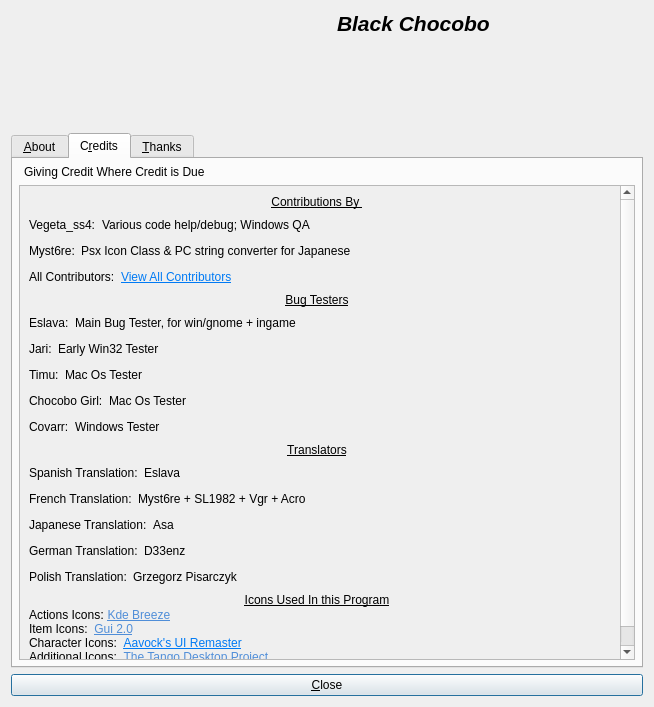
First picture: the form in src/dialogs/about.ui, repository sithlord48/blackchocobo, before the edit.
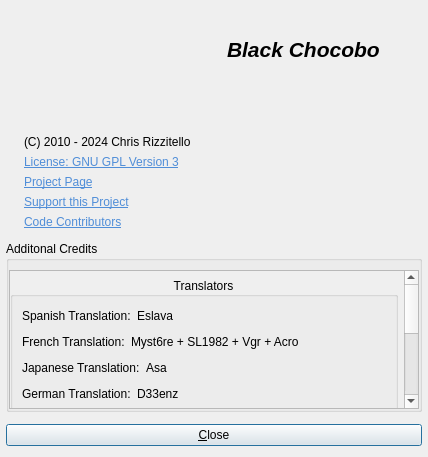
Second picture: the form after the edit. The open tabs and pages were chosen to show the change. Icons and pictures are not drawn.

Commit message: Simplify the about dialog

What changed in the file:
```diff
--- a/src/dialogs/about.ui
+++ b/src/dialogs/about.ui
@@ -9,8 +9,8 @@
    <rect>
     <x>0</x>
     <y>0</y>
-    <width>654</width>
-    <height>707</height>
+    <width>428</width>
+    <height>457</height>
    </rect>
   </property>
   <property name="windowTitle">
@@ -23,7 +23,19 @@
   <property name="modal">
    <bool>true</bool>
   </property>
-  <layout class="QVBoxLayout" name="verticalLayout">
+  <layout class="QVBoxLayout" name="verticalLayout_10">
+   <property name="spacing">
+    <number>12</number>
+   </property>
+   <property name="leftMargin">
+    <number>6</number>
+   </property>
+   <property name="topMargin">
+    <number>12</number>
+   </property>
+   <property name="rightMargin">
+    <number>6</number>
+   </property>
    <item>
     <layout class="QHBoxLayout" name="_2">
      <item>
@@ -54,6 +66,22 @@
        <property name="spacing">
         <number>0</number>
        </property>
+       <item>
+        <spacer name="verticalSpacer_2">
+         <property name="orientation">
+          <enum>Qt::Orientation::Vertical</enum>
+         </property>
+         <property name="sizeType">
+          <enum>QSizePolicy::Policy::Fixed</enum>
+         </property>
+         <property name="sizeHint" stdset="0">
+          <size>
+           <width>20</width>
+           <height>25</height>
+          </size>
+         </property>
+        </spacer>
+       </item>
        <item>
         <widget class="QLabel" name="lbl_name">
          <property name="font">
@@ -124,7 +152,7 @@
          <property name="sizeHint" stdset="0">
           <size>
            <width>20</width>
-           <height>40</height>
+           <height>10</height>
           </size>
          </property>
         </spacer>
@@ -134,31 +162,14 @@
     </layout>
    </item>
    <item>
-    <widget class="QTabWidget" name="tabWidget">
-     <property name="currentIndex">
+    <widget class="QWidget" name="widget1" native="true">
+     <layout class="QVBoxLayout" name="verticalLayout_3">
+      <property name="topMargin">
       <number>0</number>
      </property>
-     <widget class="QWidget" name="tab_about">
-      <property name="sizePolicy">
-       <sizepolicy hsizetype="Expanding" vsizetype="Preferred">
-        <horstretch>0</horstretch>
-        <verstretch>0</verstretch>
-       </sizepolicy>
+      <property name="bottomMargin">
+       <number>0</number>
       </property>
-      <attribute name="title">
-       <string>&amp;About</string>
-      </attribute>
-      <layout class="QVBoxLayout" name="_6">
-       <item>
-        <widget class="QLabel" name="ff7editor">
-         <property name="text">
-          <string>The Final Fantasy VII Save Game Editor</string>
-         </property>
-         <property name="indent">
-          <number>3</number>
-         </property>
-        </widget>
-       </item>
        <item>
         <widget class="QLabel" name="copyleft">
          <property name="text">
@@ -221,99 +232,52 @@
         </widget>
        </item>
        <item>
-        <widget class="QLabel" name="lbl_features">
-         <property name="font">
-          <font>
-           <underline>true</underline>
-          </font>
-         </property>
+       <widget class="QLabel" name="link_gpl_2">
          <property name="text">
-          <string>Newest Features</string>
-         </property>
-         <property name="alignment">
-          <set>Qt::AlignCenter</set>
-         </property>
-        </widget>
-       </item>
-       <item>
-        <widget class="QListWidget" name="list_newest">
-         <property name="editTriggers">
-          <set>QAbstractItemView::NoEditTriggers</set>
-         </property>
-         <property name="showDropIndicator" stdset="0">
-          <bool>false</bool>
-         </property>
-         <property name="alternatingRowColors">
-          <bool>false</bool>
-         </property>
-         <property name="selectionMode">
-          <enum>QAbstractItemView::NoSelection</enum>
-         </property>
-         <property name="viewMode">
-          <enum>QListView::ListMode</enum>
-         </property>
-         <item>
-          <property name="text">
-           <string>Removal of Scale Selection</string>
-          </property>
-         </item>
-         <item>
-          <property name="text">
-           <string>Hi-Res Icons</string>
-          </property>
-         </item>
-         <item>
-          <property name="text">
-           <string>Default to PC type, when saving unknown type</string>
-          </property>
-         </item>
-         <item>
-          <property name="text">
-           <string>Allow for an item cap 99 always</string>
-          </property>
-         </item>
-         <item>
-          <property name="text">
-           <string>Prepend drive to file dialog sidebars</string>
-          </property>
-         </item>
+         <string>&lt;!DOCTYPE HTML PUBLIC &quot;-//W3C//DTD HTML 4.0//EN&quot; &quot;http://www.w3.org/TR/REC-html40/strict.dtd&quot;&gt;
+&lt;html&gt;&lt;head&gt;&lt;meta name=&quot;qrichtext&quot; content=&quot;1&quot; /&gt;&lt;style type=&quot;text/css&quot;&gt;
+p, li { white-space: pre-wrap; }
+&lt;/style&gt;&lt;/head&gt;&lt;body style=&quot; font-family:'Ubuntu'; font-size:9pt; font-weight:400; font-style:normal;&quot;&gt;
+&lt;p style=&quot; margin-top:0px; margin-bottom:0px; margin-left:0px; margin-right:0px; -qt-block-indent:0; text-indent:0px;&quot;&gt;&lt;a href=&quot;https://github.com/sithlord48/blackchocobo/graphs/contributors&quot;&gt;&lt;span style=&quot; text-decoration: underline; color:#508ed8;&quot;&gt;Code Contributors&lt;/span&gt;&lt;/a&gt;&lt;/p&gt;&lt;/body&gt;&lt;/html&gt;</string>
+        </property>
+        <property name="indent">
+         <number>9</number>
+        </property>
+        <property name="openExternalLinks">
+         <bool>true</bool>
+        </property>
         </widget>
        </item>
       </layout>
      </widget>
-     <widget class="QWidget" name="tab_programers">
-      <attribute name="title">
-       <string>C&amp;redits</string>
-      </attribute>
-      <layout class="QVBoxLayout" name="_7">
-       <property name="leftMargin">
-        <number>6</number>
-       </property>
-       <property name="topMargin">
-        <number>6</number>
-       </property>
-       <property name="rightMargin">
-        <number>6</number>
-       </property>
-       <property name="bottomMargin">
-        <number>6</number>
-       </property>
+   </item>
        <item>
-        <widget class="QLabel" name="label_5">
+    <widget class="QGroupBox" name="groupBox_17">
          <property name="sizePolicy">
-          <sizepolicy hsizetype="Maximum" vsizetype="Fixed">
+      <sizepolicy hsizetype="Preferred" vsizetype="Expanding">
            <horstretch>0</horstretch>
            <verstretch>0</verstretch>
           </sizepolicy>
          </property>
-         <property name="text">
-          <string>Giving Credit Where Credit is Due</string>
-         </property>
-         <property name="indent">
-          <number>5</number>
-         </property>
-        </widget>
-       </item>
+     <property name="title">
+      <string>Additonal Credits</string>
+     </property>
+     <property name="flat">
+      <bool>false</bool>
+     </property>
+     <layout class="QVBoxLayout" name="verticalLayout_8" stretch="0">
+      <property name="spacing">
+       <number>6</number>
+      </property>
+      <property name="leftMargin">
+       <number>0</number>
+      </property>
+      <property name="rightMargin">
+       <number>0</number>
+      </property>
+      <property name="bottomMargin">
+       <number>0</number>
+      </property>
        <item>
         <widget class="QScrollArea" name="scrollArea">
          <property name="sizePolicy">
@@ -341,9 +305,9 @@
           <property name="geometry">
            <rect>
             <x>0</x>
-            <y>0</y>
-            <width>583</width>
-            <height>814</height>
+           <y>-121</y>
+           <width>398</width>
+           <height>282</height>
            </rect>
           </property>
           <property name="sizePolicy">
@@ -352,329 +316,46 @@
             <verstretch>0</verstretch>
            </sizepolicy>
           </property>
-          <layout class="QVBoxLayout" name="verticalLayout_2">
+         <layout class="QVBoxLayout" name="verticalLayout_7">
+          <property name="leftMargin">
+           <number>0</number>
+          </property>
+          <property name="topMargin">
+           <number>6</number>
+          </property>
            <property name="rightMargin">
-            <number>15</number>
+           <number>6</number>
+          </property>
+          <item>
+           <widget class="QWidget" name="widget" native="true">
+            <layout class="QVBoxLayout" name="verticalLayout_4">
+             <property name="spacing">
+              <number>0</number>
+             </property>
+             <property name="leftMargin">
+              <number>0</number>
+             </property>
+             <property name="topMargin">
+              <number>0</number>
+             </property>
+             <property name="rightMargin">
+              <number>0</number>
            </property>
            <property name="bottomMargin">
-            <number>15</number>
+              <number>0</number>
            </property>
            <item>
-            <layout class="QVBoxLayout" name="_20">
-             <item>
-              <widget class="QLabel" name="lbl_programmers">
-               <property name="font">
-                <font>
-                 <underline>true</underline>
-                </font>
-               </property>
-               <property name="text">
-                <string>Contributions By </string>
-               </property>
-               <property name="alignment">
-                <set>Qt::AlignCenter</set>
-               </property>
-              </widget>
-             </item>
-             <item>
-              <layout class="QHBoxLayout" name="_21">
-               <item>
-                <widget class="QLabel" name="label_4">
-                 <property name="text">
-                  <string notr="true">Vegeta_ss4:</string>
-                 </property>
-                </widget>
-               </item>
-               <item>
-                <widget class="QLabel" name="label_3">
-                 <property name="text">
-                  <string>Various code help/debug; Windows QA</string>
-                 </property>
-                </widget>
-               </item>
-               <item>
-                <spacer name="spacer_14">
-                 <property name="orientation">
-                  <enum>Qt::Horizontal</enum>
-                 </property>
-                 <property name="sizeHint" stdset="0">
-                  <size>
-                   <width>40</width>
-                   <height>20</height>
-                  </size>
-                 </property>
-                </spacer>
-               </item>
-              </layout>
-             </item>
-             <item>
-              <layout class="QHBoxLayout" name="_34">
-               <item>
-                <widget class="QLabel" name="label_44">
-                 <property name="text">
-                  <string notr="true">Myst6re:</string>
-                 </property>
-                </widget>
-               </item>
-               <item>
-                <widget class="QLabel" name="label_45">
-                 <property name="text">
-                  <string>Psx Icon Class &amp; PC string converter for Japanese</string>
-                 </property>
-                </widget>
-               </item>
-               <item>
-                <spacer name="spacer_18">
-                 <property name="orientation">
-                  <enum>Qt::Horizontal</enum>
-                 </property>
-                 <property name="sizeHint" stdset="0">
-                  <size>
-                   <width>40</width>
-                   <height>20</height>
-                  </size>
-                 </property>
-                </spacer>
-               </item>
-              </layout>
-             </item>
-             <item>
-              <layout class="QHBoxLayout" name="_23">
-               <item>
-                <widget class="QLabel" name="label_36">
-                 <property name="text">
-                  <string notr="true">All Contributors:</string>
-                 </property>
-                </widget>
-               </item>
-               <item>
-                <widget class="QLabel" name="label_37">
-                 <property name="text">
-                  <string>&lt;html&gt;&lt;head/&gt;&lt;body&gt;&lt;p&gt;&lt;a href=&quot;https://github.com/sithlord48/blackchocobo/graphs/contributors&quot;&gt;&lt;span style=&quot; text-decoration: underline; color:#007af4;&quot;&gt;View All Contributors&lt;/span&gt;&lt;/a&gt;&lt;/p&gt;&lt;/body&gt;&lt;/html&gt;</string>
-                 </property>
-                 <property name="openExternalLinks">
-                  <bool>true</bool>
-                 </property>
-                </widget>
-               </item>
-               <item>
-                <spacer name="spacer_16">
-                 <property name="orientation">
-                  <enum>Qt::Horizontal</enum>
-                 </property>
-                 <property name="sizeHint" stdset="0">
-                  <size>
-                   <width>40</width>
-                   <height>20</height>
-                  </size>
-                 </property>
-                </spacer>
-               </item>
-              </layout>
-             </item>
-            </layout>
-           </item>
-           <item>
-            <widget class="QLabel" name="label_6">
-             <property name="font">
-              <font>
-               <family>ubuntu</family>
-               <pointsize>9</pointsize>
-               <italic>false</italic>
-               <bold>false</bold>
-               <underline>true</underline>
-              </font>
-             </property>
-             <property name="text">
-              <string>Bug Testers</string>
-             </property>
-             <property name="alignment">
-              <set>Qt::AlignCenter</set>
-             </property>
-             <property name="Heading" stdset="0">
-              <bool>true</bool>
-             </property>
-            </widget>
-           </item>
-           <item>
-            <layout class="QHBoxLayout" name="_19">
-             <item>
-              <widget class="QLabel" name="label_9">
-               <property name="text">
-                <string notr="true">Eslava:</string>
-               </property>
-              </widget>
-             </item>
-             <item>
-              <widget class="QLabel" name="label_10">
-               <property name="text">
-                <string>Main Bug Tester, for win/gnome + ingame</string>
-               </property>
-              </widget>
-             </item>
-             <item>
-              <spacer name="spacer_13">
-               <property name="orientation">
-                <enum>Qt::Horizontal</enum>
-               </property>
-               <property name="sizeHint" stdset="0">
-                <size>
-                 <width>40</width>
-                 <height>20</height>
-                </size>
-               </property>
-              </spacer>
-             </item>
-            </layout>
-           </item>
-           <item>
-            <layout class="QHBoxLayout" name="_17">
-             <item>
-              <widget class="QLabel" name="label_7">
-               <property name="text">
-                <string notr="true">Jari:</string>
-               </property>
-              </widget>
-             </item>
-             <item>
-              <widget class="QLabel" name="label_8">
-               <property name="text">
-                <string>Early Win32 Tester</string>
-               </property>
-              </widget>
-             </item>
-             <item>
-              <spacer name="spacer_11">
-               <property name="orientation">
-                <enum>Qt::Horizontal</enum>
-               </property>
-               <property name="sizeHint" stdset="0">
-                <size>
-                 <width>40</width>
-                 <height>20</height>
-                </size>
-               </property>
-              </spacer>
-             </item>
-            </layout>
-           </item>
-           <item>
-            <layout class="QHBoxLayout" name="_16">
-             <item>
-              <widget class="QLabel" name="label_11">
-               <property name="text">
-                <string notr="true">Timu:</string>
-               </property>
-              </widget>
-             </item>
-             <item>
-              <widget class="QLabel" name="label_12">
-               <property name="text">
-                <string>Mac Os Tester</string>
-               </property>
-              </widget>
-             </item>
-             <item>
-              <spacer name="spacer_10">
-               <property name="orientation">
-                <enum>Qt::Horizontal</enum>
-               </property>
-               <property name="sizeHint" stdset="0">
-                <size>
-                 <width>40</width>
-                 <height>20</height>
-                </size>
-               </property>
-              </spacer>
-             </item>
-            </layout>
-           </item>
-           <item>
-            <layout class="QHBoxLayout" name="_15">
-             <item>
-              <widget class="QLabel" name="label_14">
-               <property name="text">
-                <string notr="true">Chocobo Girl:</string>
-               </property>
-              </widget>
-             </item>
-             <item>
-              <widget class="QLabel" name="label_13">
-               <property name="text">
-                <string>Mac Os Tester</string>
-               </property>
-              </widget>
-             </item>
-             <item>
-              <spacer name="spacer_9">
-               <property name="orientation">
-                <enum>Qt::Horizontal</enum>
-               </property>
-               <property name="sizeHint" stdset="0">
-                <size>
-                 <width>40</width>
-                 <height>20</height>
-                </size>
-               </property>
-              </spacer>
-             </item>
-            </layout>
-           </item>
-           <item>
-            <layout class="QHBoxLayout" name="_18">
-             <item>
-              <widget class="QLabel" name="label_15">
-               <property name="text">
-                <string notr="true">Covarr:</string>
-               </property>
-              </widget>
-             </item>
-             <item>
-              <widget class="QLabel" name="label_16">
-               <property name="text">
-                <string>Windows Tester</string>
-               </property>
-              </widget>
-             </item>
-             <item>
-              <spacer name="spacer_12">
-               <property name="orientation">
-                <enum>Qt::Horizontal</enum>
-               </property>
-               <property name="sizeHint" stdset="0">
-                <size>
-                 <width>40</width>
-                 <height>20</height>
-                </size>
-               </property>
-              </spacer>
-             </item>
-            </layout>
-           </item>
-           <item>
-            <layout class="QVBoxLayout" name="_9">
-             <item>
-              <widget class="QLabel" name="label_17">
-               <property name="font">
-                <font>
-                 <family>ubuntu</family>
-                 <pointsize>9</pointsize>
-                 <italic>false</italic>
-                 <bold>false</bold>
-                 <underline>true</underline>
-                </font>
-               </property>
-               <property name="text">
+              <widget class="QGroupBox" name="groupBox_9">
+               <property name="title">
                 <string>Translators</string>
                </property>
                <property name="alignment">
-                <set>Qt::AlignCenter</set>
+                <set>Qt::AlignmentFlag::AlignCenter</set>
                </property>
-               <property name="Heading" stdset="0">
+               <property name="flat">
                 <bool>true</bool>
                </property>
-              </widget>
-             </item>
+               <layout class="QVBoxLayout" name="verticalLayout">
              <item>
               <layout class="QHBoxLayout" name="_11">
                <item>
@@ -831,42 +512,33 @@
               </layout>
              </item>
             </layout>
+              </widget>
            </item>
            <item>
-            <layout class="QVBoxLayout" name="_24">
-             <property name="spacing">
-              <number>0</number>
-             </property>
-             <item>
-              <widget class="QLabel" name="label_22">
-               <property name="font">
-                <font>
-                 <family>ubuntu</family>
-                 <pointsize>9</pointsize>
-                 <italic>false</italic>
-                 <bold>false</bold>
-                 <underline>true</underline>
-                </font>
-               </property>
-               <property name="text">
-                <string>Icons Used In this Program</string>
+              <widget class="QGroupBox" name="groupBox_10">
+               <property name="title">
+                <string>Icons used In this Program</string>
                </property>
                <property name="alignment">
-                <set>Qt::AlignCenter</set>
+                <set>Qt::AlignmentFlag::AlignCenter</set>
                </property>
                <property name="Heading" stdset="0">
                 <bool>true</bool>
                </property>
-              </widget>
-             </item>
+               <layout class="QVBoxLayout" name="verticalLayout_6">
              <item>
               <widget class="QLabel" name="label_26">
+                  <property name="font">
+                   <font>
+                    <pointsize>11</pointsize>
+                   </font>
+                  </property>
                <property name="text">
                 <string notr="true">&lt;!DOCTYPE HTML PUBLIC &quot;-//W3C//DTD HTML 4.0//EN&quot; &quot;http://www.w3.org/TR/REC-html40/strict.dtd&quot;&gt;
-&lt;html&gt;&lt;head&gt;&lt;meta name=&quot;qrichtext&quot; content=&quot;1&quot; /&gt;&lt;meta charset=&quot;utf-8&quot; /&gt;&lt;style type=&quot;text/css&quot;&gt;
+&lt;html&gt;&lt;head&gt;&lt;meta name=&quot;qrichtext&quot; content=&quot;1&quot; /&gt;&lt;style type=&quot;text/css&quot;&gt;
 p, li { white-space: pre-wrap; }
-&lt;/style&gt;&lt;/head&gt;&lt;body style=&quot; font-family:'Sans Serif'; font-size:9pt; font-weight:400; font-style:normal;&quot;&gt;
-&lt;p style=&quot; margin-top:0px; margin-bottom:0px; margin-left:0px; margin-right:0px; -qt-block-indent:0; text-indent:0px;&quot;&gt;&lt;span style=&quot; font-family:'Noto Sans';&quot;&gt;Actions Icons&lt;/span&gt;&lt;span style=&quot; font-family:'Noto Sans'; font-size:10pt;&quot;&gt;: &lt;/span&gt;&lt;a href=&quot;https://develop.kde.org/frameworks/breeze-icons/&quot;&gt;&lt;span style=&quot; font-family:'Ubuntu'; text-decoration: underline; color:#508ed8;&quot;&gt;Kde Breeze&lt;/span&gt;&lt;/a&gt;&lt;/p&gt;&lt;/body&gt;&lt;/html&gt;</string>
+&lt;/style&gt;&lt;/head&gt;&lt;body style=&quot; font-family:'Noto Sans'; font-size:11pt; font-weight:400; font-style:normal;&quot;&gt;
+&lt;p style=&quot; margin-top:0px; margin-bottom:0px; margin-left:0px; margin-right:0px; -qt-block-indent:0; text-indent:0px;&quot;&gt;Actions Icons: &lt;a href=&quot;https://develop.kde.org/frameworks/breeze-icons/&quot;&gt;&lt;span style=&quot; font-family:'Ubuntu'; text-decoration: underline; color:#508ed8;&quot;&gt;Kde Breeze&lt;/span&gt;&lt;/a&gt;&lt;/p&gt;&lt;/body&gt;&lt;/html&gt;</string>
                </property>
                <property name="openExternalLinks">
                 <bool>true</bool>
@@ -877,10 +549,10 @@
               <widget class="QLabel" name="label_25">
                <property name="text">
                 <string notr="true">&lt;!DOCTYPE HTML PUBLIC &quot;-//W3C//DTD HTML 4.0//EN&quot; &quot;http://www.w3.org/TR/REC-html40/strict.dtd&quot;&gt;
-&lt;html&gt;&lt;head&gt;&lt;meta name=&quot;qrichtext&quot; content=&quot;1&quot; /&gt;&lt;meta charset=&quot;utf-8&quot; /&gt;&lt;style type=&quot;text/css&quot;&gt;
+&lt;html&gt;&lt;head&gt;&lt;meta name=&quot;qrichtext&quot; content=&quot;1&quot; /&gt;&lt;style type=&quot;text/css&quot;&gt;
 p, li { white-space: pre-wrap; }
-&lt;/style&gt;&lt;/head&gt;&lt;body style=&quot; font-family:'Sans Serif'; font-size:9pt; font-weight:400; font-style:normal;&quot;&gt;
-&lt;p style=&quot; margin-top:0px; margin-bottom:0px; margin-left:0px; margin-right:0px; -qt-block-indent:0; text-indent:0px;&quot;&gt;Item Icons:  &lt;a href=&quot;http://forums.qhimm.com/index.php?topic=10924.0&quot;&gt;&lt;span style=&quot; font-family:'Ubuntu'; text-decoration: underline; color:#508ed8;&quot;&gt;Gui 2.0&lt;/span&gt;&lt;/a&gt;&lt;/p&gt;&lt;/body&gt;&lt;/html&gt;</string>
+&lt;/style&gt;&lt;/head&gt;&lt;body style=&quot; font-family:'Noto Sans'; font-size:11pt; font-weight:400; font-style:normal;&quot;&gt;
+&lt;p style=&quot; margin-top:0px; margin-bottom:0px; margin-left:0px; margin-right:0px; -qt-block-indent:0; text-indent:0px;&quot;&gt;&lt;span style=&quot; font-family:'Sans Serif';&quot;&gt;Item Icons:  &lt;/span&gt;&lt;a href=&quot;http://forums.qhimm.com/index.php?topic=10924.0&quot;&gt;&lt;span style=&quot; font-family:'Ubuntu'; text-decoration: underline; color:#508ed8;&quot;&gt;Gui 2.0&lt;/span&gt;&lt;/a&gt;&lt;/p&gt;&lt;/body&gt;&lt;/html&gt;</string>
                </property>
                <property name="openExternalLinks">
                 <bool>true</bool>
@@ -891,10 +563,10 @@
               <widget class="QLabel" name="label_23">
                <property name="text">
                 <string notr="true">&lt;!DOCTYPE HTML PUBLIC &quot;-//W3C//DTD HTML 4.0//EN&quot; &quot;http://www.w3.org/TR/REC-html40/strict.dtd&quot;&gt;
-&lt;html&gt;&lt;head&gt;&lt;meta name=&quot;qrichtext&quot; content=&quot;1&quot; /&gt;&lt;meta charset=&quot;utf-8&quot; /&gt;&lt;style type=&quot;text/css&quot;&gt;
+&lt;html&gt;&lt;head&gt;&lt;meta name=&quot;qrichtext&quot; content=&quot;1&quot; /&gt;&lt;style type=&quot;text/css&quot;&gt;
 p, li { white-space: pre-wrap; }
-&lt;/style&gt;&lt;/head&gt;&lt;body style=&quot; font-family:'Sans Serif'; font-size:9pt; font-weight:400; font-style:normal;&quot;&gt;
-&lt;p style=&quot; margin-top:0px; margin-bottom:0px; margin-left:0px; margin-right:0px; -qt-block-indent:0; text-indent:0px;&quot;&gt;Character Icons:  &lt;a href=&quot;https://forums.qhimm.com/index.php?topic=20331.0&quot;&gt;&lt;span style=&quot; text-decoration: underline; color:#007af4;&quot;&gt;Aavock's UI Remaster&lt;/span&gt;&lt;/a&gt;&lt;/p&gt;&lt;/body&gt;&lt;/html&gt;</string>
+&lt;/style&gt;&lt;/head&gt;&lt;body style=&quot; font-family:'Noto Sans'; font-size:11pt; font-weight:400; font-style:normal;&quot;&gt;
+&lt;p style=&quot; margin-top:0px; margin-bottom:0px; margin-left:0px; margin-right:0px; -qt-block-indent:0; text-indent:0px;&quot;&gt;&lt;span style=&quot; font-family:'Sans Serif';&quot;&gt;Character Icons:  &lt;/span&gt;&lt;a href=&quot;https://forums.qhimm.com/index.php?topic=20331.0&quot;&gt;&lt;span style=&quot; font-family:'Sans Serif'; text-decoration: underline; color:#508ed8;&quot;&gt;Aavock's UI Remaster&lt;/span&gt;&lt;/a&gt;&lt;/p&gt;&lt;/body&gt;&lt;/html&gt;</string>
                </property>
                <property name="openExternalLinks">
                 <bool>true</bool>
@@ -905,9 +577,9 @@
               <widget class="QLabel" name="label_24">
                <property name="text">
                 <string notr="true">&lt;!DOCTYPE HTML PUBLIC &quot;-//W3C//DTD HTML 4.0//EN&quot; &quot;http://www.w3.org/TR/REC-html40/strict.dtd&quot;&gt;
-&lt;html&gt;&lt;head&gt;&lt;meta name=&quot;qrichtext&quot; content=&quot;1&quot; /&gt;&lt;meta charset=&quot;utf-8&quot; /&gt;&lt;style type=&quot;text/css&quot;&gt;
+&lt;html&gt;&lt;head&gt;&lt;meta name=&quot;qrichtext&quot; content=&quot;1&quot; /&gt;&lt;style type=&quot;text/css&quot;&gt;
 p, li { white-space: pre-wrap; }
-&lt;/style&gt;&lt;/head&gt;&lt;body style=&quot; font-family:'Sans Serif'; font-size:9pt; font-weight:400; font-style:normal;&quot;&gt;
+&lt;/style&gt;&lt;/head&gt;&lt;body style=&quot; font-family:'Noto Sans'; font-size:11pt; font-weight:400; font-style:normal;&quot;&gt;
 &lt;p style=&quot; margin-top:0px; margin-bottom:0px; margin-left:0px; margin-right:0px; -qt-block-indent:0; text-indent:0px;&quot;&gt;&lt;span style=&quot; font-family:'Ubuntu';&quot;&gt;Additional Icons:  &lt;/span&gt;&lt;a href=&quot;http://tango.freedesktop.org/Tango_Desktop_Project&quot;&gt;&lt;span style=&quot; font-family:'Ubuntu'; text-decoration: underline; color:#508ed8;&quot;&gt;The Tango Desktop Project&lt;/span&gt;&lt;/a&gt;&lt;/p&gt;&lt;/body&gt;&lt;/html&gt;</string>
                </property>
                <property name="openExternalLinks">
@@ -916,186 +588,16 @@
               </widget>
              </item>
             </layout>
-           </item>
-          </layout>
-         </widget>
-        </widget>
+              </widget>
        </item>
       </layout>
      </widget>
-     <widget class="QWidget" name="tab_thanks">
-      <attribute name="title">
-       <string>&amp;Thanks</string>
-      </attribute>
-      <layout class="QVBoxLayout" name="_26">
-       <property name="leftMargin">
-        <number>6</number>
-       </property>
-       <property name="topMargin">
-        <number>6</number>
-       </property>
-       <property name="rightMargin">
-        <number>6</number>
-       </property>
-       <property name="bottomMargin">
-        <number>6</number>
-       </property>
-       <item>
-        <widget class="QLabel" name="label_29">
-         <property name="font">
-          <font>
-           <family>ubuntu</family>
-           <pointsize>9</pointsize>
-           <italic>false</italic>
-           <bold>false</bold>
-          </font>
-         </property>
-         <property name="text">
-          <string>A Big Thank You  To:</string>
-         </property>
-         <property name="indent">
-          <number>5</number>
-         </property>
-        </widget>
-       </item>
-       <item>
-        <widget class="QScrollArea" name="scrollArea_2">
-         <property name="widgetResizable">
-          <bool>true</bool>
-         </property>
-         <property name="alignment">
-          <set>Qt::AlignCenter</set>
-         </property>
-         <widget class="QWidget" name="scrollAreaWidgetContents_2">
-          <property name="geometry">
-           <rect>
-            <x>0</x>
-            <y>0</y>
-            <width>583</width>
-            <height>812</height>
-           </rect>
-          </property>
-          <layout class="QVBoxLayout" name="_27">
-           <item>
-            <widget class="QGroupBox" name="groupBox">
-             <property name="title">
-              <string notr="true">Qhimm</string>
-             </property>
-             <layout class="QVBoxLayout" name="_29">
-              <item>
-               <widget class="QLabel" name="label_30">
-                <property name="text">
-                 <string>Thank you for providing the source to Jenova. This program uses modified versions of Jenova's savefile struct and Item/Materia lists. Access to its source code saved a lot of time during the early stages of development.</string>
-                </property>
-                <property name="wordWrap">
-                 <bool>true</bool>
-                </property>
-               </widget>
-              </item>
-             </layout>
-            </widget>
-           </item>
-           <item>
-            <widget class="QGroupBox" name="groupBox_2">
-             <property name="title">
-              <string notr="true">Eslava</string>
-             </property>
-             <layout class="QVBoxLayout" name="_28">
-              <item>
-               <widget class="QLabel" name="label_31">
-                <property name="text">
-                 <string>Thank you for all of your help with Black Chocobo. Translating, bug testing, helping with finding data in the savemap, theme testing, etc. You've done a lot to help.</string>
-                </property>
-                <property name="wordWrap">
-                 <bool>true</bool>
-                </property>
+          </item>
+         </layout>
+        </widget>
                </widget>
               </item>
              </layout>
-            </widget>
-           </item>
-           <item>
-            <widget class="QGroupBox" name="groupBox_3">
-             <property name="title">
-              <string notr="true">Dziugo</string>
-             </property>
-             <layout class="QHBoxLayout" name="_30">
-              <item>
-               <widget class="QLabel" name="label_32">
-                <property name="text">
-                 <string>Thank you for the old checksum program</string>
-                </property>
-                <property name="wordWrap">
-                 <bool>true</bool>
-                </property>
-               </widget>
-              </item>
-             </layout>
-            </widget>
-           </item>
-           <item>
-            <widget class="QGroupBox" name="groupBox_4">
-             <property name="title">
-              <string notr="true">Aali</string>
-             </property>
-             <layout class="QHBoxLayout" name="_31">
-              <item>
-               <widget class="QLabel" name="label_33">
-                <property name="text">
-                 <string>Thank you for helping me see the light of stupid errors.</string>
-                </property>
-                <property name="wordWrap">
-                 <bool>true</bool>
-                </property>
-               </widget>
-              </item>
-             </layout>
-            </widget>
-           </item>
-           <item>
-            <widget class="QGroupBox" name="groupBox_5">
-             <property name="title">
-              <string notr="true">Dhrosa</string>
-             </property>
-             <layout class="QVBoxLayout" name="_32">
-              <item>
-               <widget class="QLabel" name="label_34">
-                <property name="text">
-                 <string>Thank you for providing a better understanding of Qt's functions when the help files failed.</string>
-                </property>
-                <property name="wordWrap">
-                 <bool>true</bool>
-                </property>
-               </widget>
-              </item>
-             </layout>
-            </widget>
-           </item>
-           <item>
-            <widget class="QGroupBox" name="groupBox_6">
-             <property name="title">
-              <string notr="true">Ms.Sith</string>
-             </property>
-             <layout class="QHBoxLayout" name="_33">
-              <item>
-               <widget class="QLabel" name="label_35">
-                <property name="text">
-                 <string>Cause she's just awesome!</string>
-                </property>
-                <property name="wordWrap">
-                 <bool>true</bool>
-                </property>
-               </widget>
-              </item>
-             </layout>
-            </widget>
-           </item>
-          </layout>
-         </widget>
-        </widget>
-       </item>
-      </layout>
-     </widget>
     </widget>
    </item>
    <item>
```
Left out of the diff: 38 changed lines with no effect on the pictures. Lines whose indentation alone changed are shown as unchanged. The commit also changes 9 other files.
